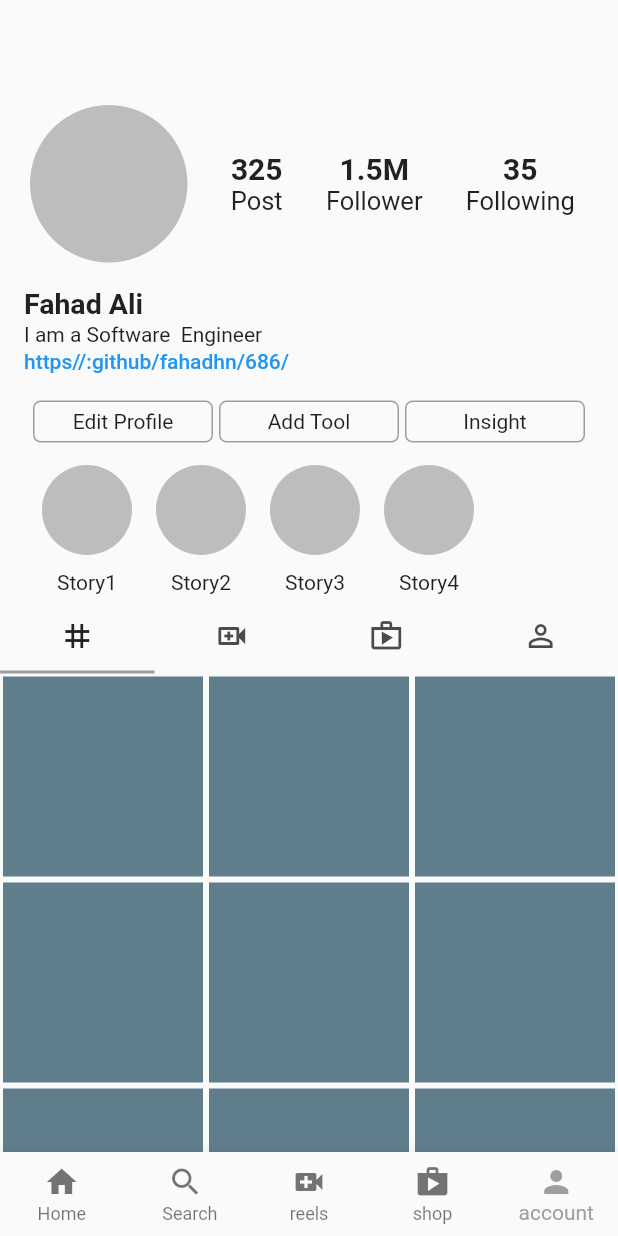
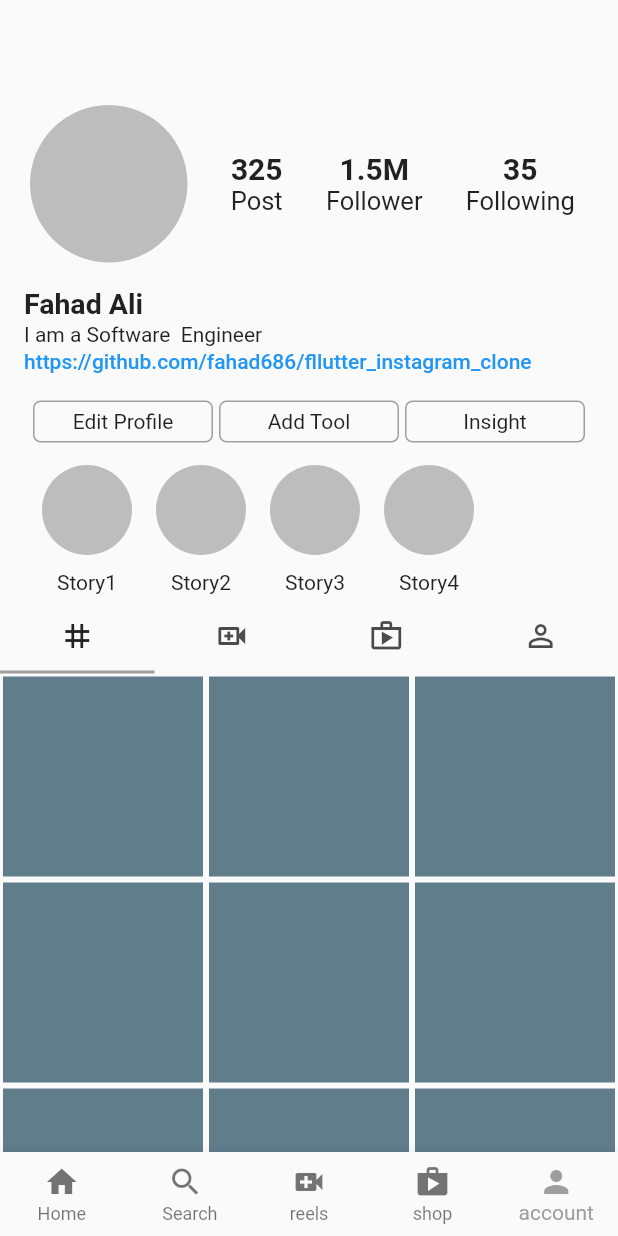
Before and after one commit to fahad686/flutter_instagram_clone, a Flutter app: the screen it shows after launch, item 5 of the bottom bar chosen, on a phone screen of 412 x 824 dp. Run offline on Flutter 3.47's test engine with Material 2 defaults, Android fonts, the phone set to English and light mode, and no system bars.

Commit message:
first commit

```diff
--- a/lib/pages/user_account.dart
+++ b/lib/pages/user_account.dart
@@ -107,7 +107,7 @@ class _UserAccountState extends State<UserAccount> {
                     ),
                   ),
                   Text(
-                    'https//:github/fahadhn/686/',
+                    'https://github.com/fahad686/fllutter_instagram_clone',
                     style: TextStyle(
                         color: Colors.blue, fontWeight: FontWeight.w500),
                   )
```
Also changed, not shown: 1 other file.
